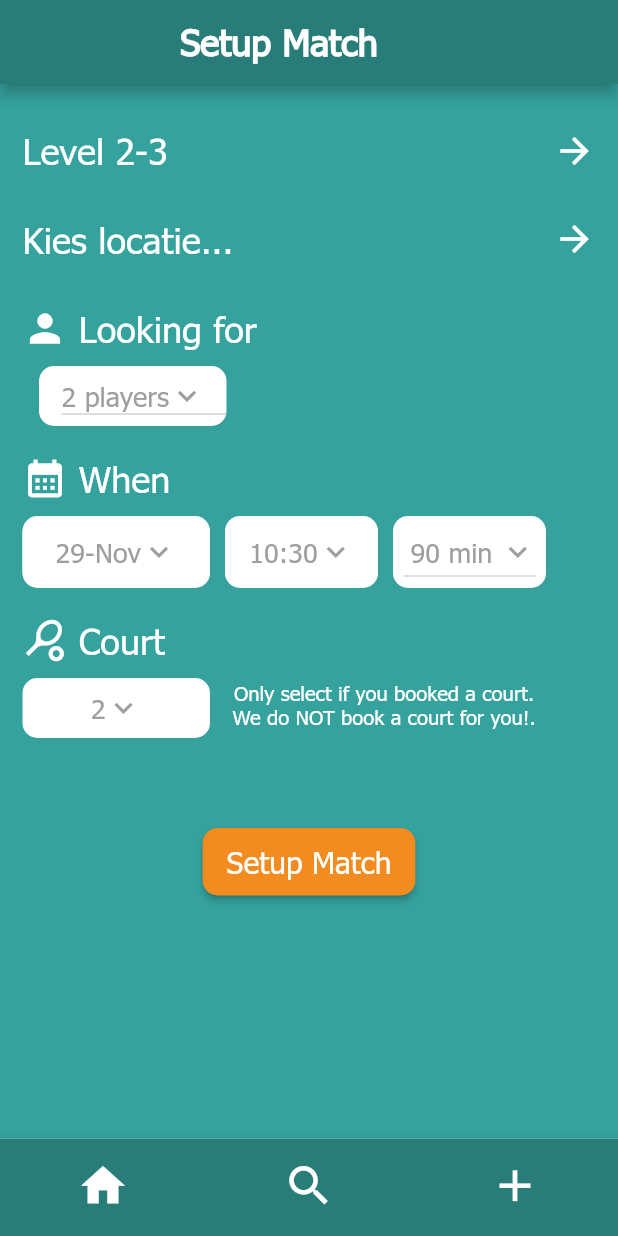
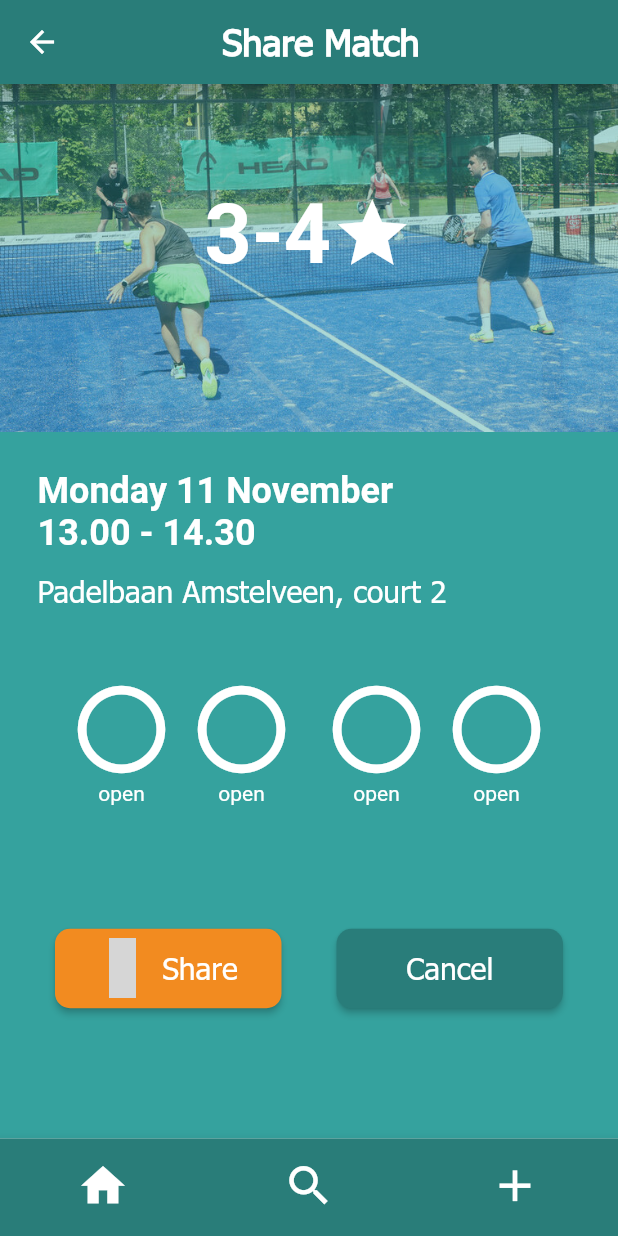
Before and after one commit to Aghead-B/Mobile-Application-Metch, a Flutter app: the screen it shows after launch, item 3 of the bottom bar chosen, after a tap on "Setup Match", on a phone screen of 412 x 824 dp. Run offline on Flutter 3.47's test engine with Material 2 defaults, Android fonts, the phone set to English and light mode, and no system bars; statements that could not run were skipped; grey boxes are pictures that could not be loaded.

Commit message:
made layout

```diff
--- a/lib/screens/app.dart
+++ b/lib/screens/app.dart
@@ -11,11 +11,11 @@ class App extends StatefulWidget {
 
 class _AppState extends State<App> {
   String _currentPage = "HomePage";
-  List<String> pageKeys = ["HomePage", "FindMatchPage", "SetupMatchPage"];
+  List<String> pageKeys = ["HomePage", "FindMatchPage", "SetupMatchScreen"];
   final Map<String, GlobalKey<NavigatorState>> _navigatorKeys = {
     "HomePage": GlobalKey<NavigatorState>(),
     "FindMatchPage": GlobalKey<NavigatorState>(),
-    "SetupMatchPage": GlobalKey<NavigatorState>(),
+    "SetupMatchScreen": GlobalKey<NavigatorState>(),
   };
   int _selectedIndex = 0;
 
@@ -50,7 +50,7 @@ class _AppState extends State<App> {
           children: <Widget>[
             _buildOffstageNavigator("HomePage"),
             _buildOffstageNavigator("FindMatchPage"),
-            _buildOffstageNavigator("SetupMatchPage"),
+            _buildOffstageNavigator("SetupMatchScreen"),
           ],
         ),
         bottomNavigationBar: BottomNavigationBar(
--- a/lib/screens/home_screen.dart
+++ b/lib/screens/home_screen.dart
@@ -1,5 +1,4 @@
 import 'package:flutter/material.dart';
-import 'package:metch/screens/find_location_screen.dart';
 import 'package:metch/screens/setup_match_screen.dart';
 import 'package:metch_ui_kit/metch_ui_kit.dart';
 import '../widgets/home_text_button.dart';
--- a/lib/screens/setup_match_screen.dart
+++ b/lib/screens/setup_match_screen.dart
@@ -1,6 +1,7 @@
 import 'package:flutter/material.dart';
 import 'package:intl/intl.dart';
 import 'package:metch/screens/find_location_screen.dart';
+import 'package:metch/screens/share_match_screen.dart';
 import 'package:metch_ui_kit/metch_ui_kit.dart';
 import '../widgets/dropdown.dart';
 
@@ -40,7 +41,8 @@ class _SetupMatchScreenState extends State<SetupMatchScreen> {
   String durationValue = durationList[1];
   String courtValue = courtList[1];
 
-  Future<TimeOfDay?> pickTime() => showTimePicker(
+  Future<TimeOfDay?> pickTime() =>
+      showTimePicker(
         context: context,
         initialTime: TimeOfDay(hour: date.hour, minute: date.minute),
       );
@@ -342,6 +344,10 @@ class _SetupMatchScreenState extends State<SetupMatchScreen> {
                   ),
                 ),
                 onPressed: () {
+                  Navigator.of(context).push(
+                      MaterialPageRoute(builder: (BuildContext context) {
+                        return const ShareMatchScreen();
+                      }));
                   debugPrint(
                       '{level2-3, Padelbaan Amstelveen, $locationValue, $playersValue, $formattedDate, $formattedTime, $durationValue, $courtValue}');
                 },
--- /dev/null
+++ b/lib/screens/share_match_screen.dart
@@ -0,0 +1,184 @@
+import 'package:flutter/material.dart';
+import 'package:metch_ui_kit/metch_ui_kit.dart';
+
+class ShareMatchScreen extends StatefulWidget {
+  const ShareMatchScreen({Key? key}) : super(key: key);
+
+  @override
+  State<ShareMatchScreen> createState() => _ShareMatchScreenState();
+}
+
+class _ShareMatchScreenState extends State<ShareMatchScreen> {
+  //TODO CHANGE TO NOT MOCK DATA
+  late final String level = "3-4";
+  late final String date = "Monday 11 November";
+  late final String time = "13.00 - 14.30";
+  late final String location = "Padelbaan Amstelveen";
+  late final String court = "court 2";
+
+  @override
+  Widget build(BuildContext context) {
+    return Scaffold(
+      backgroundColor: primary500,
+      appBar: AppBar(
+        backgroundColor: primary700,
+        title: Center(
+          child: Container(
+            padding: const EdgeInsets.fromLTRB(0.0, 0.0, 40.0, 0.0),
+            // For the arrow nav, keep 40
+            child: const Text(
+              'Share Match',
+              style: headline1Bold,
+            ),
+          ),
+        ),
+      ),
+      body: Column(
+        children: [
+          Stack(
+            children: <Widget>[
+              Container(
+                padding: const EdgeInsets.fromLTRB(0, 0, 0, 25.0),
+                alignment: Alignment.topCenter,
+                width: double.infinity,
+                child: Image.asset(
+                    width: double.infinity, "assets/images/padel.png"),
+              ),
+              Row(
+                mainAxisAlignment: MainAxisAlignment.center,
+                children: [
+                  const Padding(
+                    padding: EdgeInsets.fromLTRB(0, 200, 0, 0),
+                  ),
+                  Text(
+                    level,
+                    style: const TextStyle(
+                        color: Colors.white,
+                        fontWeight: FontWeight.bold,
+                        fontSize: 55),
+                  ),
+                  const Icon(
+                    Icons.star,
+                    color: Colors.white,
+                    size: 55,
+                  ),
+                ],
+              ),
+            ],
+          ),
+          Row(
+            children: [
+              const Padding(padding: EdgeInsets.fromLTRB(25.0, 0.0, 0.0, 0.0)),
+              Text(
+                date,
+                style: const TextStyle(
+                  fontSize: 24,
+                  fontWeight: FontWeight.bold,
+                  color: Colors.white,
+                ),
+              ),
+            ],
+          ),
+          Row(
+            children: [
+              const Padding(padding: EdgeInsets.fromLTRB(25.0, 0.0, 0.0, 0.0)),
+              Text(
+                time,
+                style: const TextStyle(
+                  fontSize: 24,
+                  fontWeight: FontWeight.bold,
+                  color: Colors.white,
+                ),
+              ),
+            ],
+          ),
+          Row(
+            children: [
+              const Padding(padding: EdgeInsets.fromLTRB(25.0, 50.0, 0.0, 0.0)),
+              Text("$location, $court", style: headline3),
+            ],
+          ),
+          Row(
+            mainAxisAlignment: MainAxisAlignment.center,
+            children: [
+              const Padding(padding: EdgeInsets.fromLTRB(0.0, 150.0, 0.0, 0.0)),
+              Column(
+                children: const [
+                  Padding(padding: EdgeInsets.fromLTRB(0.0, 0.0, 50.0, 0.0)),
+                  Icon(color: Colors.white, size: 70, Icons.panorama_fish_eye),
+                  Text(
+                    "open",
+                    style: TextStyle(color: Colors.white),
+                  ),
+                ],
+              ),
+              Column(
+                children: const [
+                  Padding(padding: EdgeInsets.fromLTRB(50.0, 0.0, 40.0, 0.0)),
+                  Icon(color: Colors.white, size: 70, Icons.panorama_fish_eye),
+                  Text(
+                    "open",
+                    style: TextStyle(color: Colors.white),
+                  ),
+                ],
+              ),
+              Column(
+                children: const [
+                  Padding(padding: EdgeInsets.fromLTRB(40.0, 0.0, 50.0, 0.0)),
+                  Icon(color: Colors.white, size: 70, Icons.panorama_fish_eye),
+                  Text(
+                    "open",
+                    style: TextStyle(color: Colors.white),
+                  ),
+                ],
+              ),
+              Column(
+                children: const [
+                  Padding(padding: EdgeInsets.fromLTRB(50.0, 0.0, 0.0, 0.0)),
+                  Icon(color: Colors.white, size: 70, Icons.panorama_fish_eye),
+                  Text(
+                    "open",
+                    style: TextStyle(color: Colors.white),
+                  ),
+                ],
+              ),
+            ],
+          ),
+          Container(
+            padding: const EdgeInsets.fromLTRB(0.0, 50.0, 0.0, 0.0),
+            child: Row(
+              mainAxisAlignment: MainAxisAlignment.spaceEvenly,
+              children: [
+                ElevatedButton.icon(
+                  style: ElevatedButton.styleFrom(
+                      textStyle: headline3,
+                      backgroundColor: secondary500,
+                      shape: RoundedRectangleBorder(
+                        borderRadius: BorderRadius.circular(10.0),
+                      ),
+                      minimumSize: const Size(151, 53)),
+                  icon: const Icon(Icons.whatsapp_rounded, size: 40),
+                  label: const Text("Share"),
+                  onPressed: () => {debugPrint("Shared match")},
+                ),
+                ElevatedButton(
+                  onPressed: () {
+                    debugPrint("Match Canceled");
+                  },
+                  style: ElevatedButton.styleFrom(
+                      textStyle: headline3,
+                      backgroundColor: secondary800,
+                      shape: RoundedRectangleBorder(
+                        borderRadius: BorderRadius.circular(10.0),
+                      ),
+                      minimumSize: const Size(151, 53)),
+                  child: const Text("Cancel"),
+                ),
+              ],
+            ),
+          ),
+        ],
+      ),
+    );
+  }
+}
--- a/lib/screens/tab_navigator.dart
+++ b/lib/screens/tab_navigator.dart
@@ -21,7 +21,7 @@ class TabNavigator extends StatelessWidget {
       child = const HomeScreen();
     } else if(tabItem == "FindMatchPage") {
       child = const MyMatchScreen();
-    } else if(tabItem == "SetupMatchPage") {
+    } else if(tabItem == "SetupMatchScreen") {
       child = const SetupMatchScreen();
     }
 
--- a/packages/metch_ui_kit/lib/src/theme/colors.dart
+++ b/packages/metch_ui_kit/lib/src/theme/colors.dart
@@ -26,5 +26,7 @@ const Color secondary400 = Color(0xFFF3AA5F);
 const Color secondary500 = Color(0xFFF28B20);
 const Color secondary600 = Color(0xFFB66210);
 const Color secondary700 = Color(0xFF7C440B);
+const Color secondary800 = Color(0xFF297d7a);
+
 
 const Color grey850 = Colors.grey;
--- a/pubspec.yaml
+++ b/pubspec.yaml
@@ -27,6 +27,7 @@ dev_dependencies:
 flutter:
   assets:
     - assets/images/logo.png
+    - assets/images/padel.png
   fonts:
     - family: Tahoma
       fonts:
```
Also changed, not shown: assets/images/padel.jpg (added), assets/images/padel.png (added), packages/metch_ui_kit/pubspec.yaml (line endings or trailing spaces).
